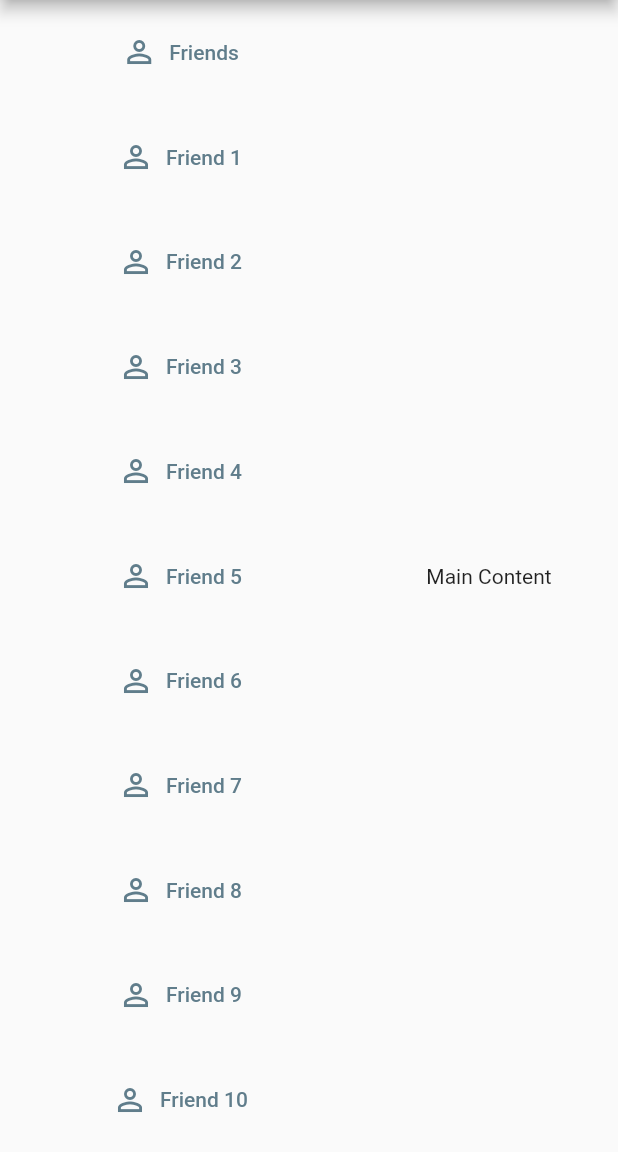
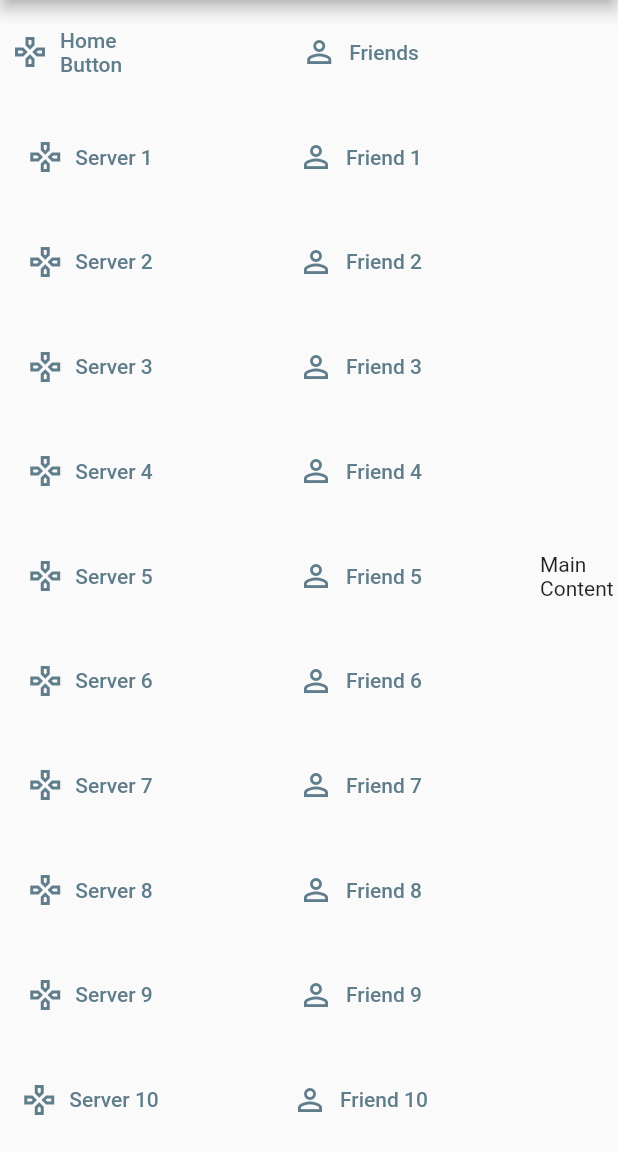
Before and after one commit to tarrinneal/harmony, a Flutter app: the screen it shows after launch, on a phone screen of 412 x 824 dp, the part 84-1236 px from its top. Run offline on Flutter 3.47's test engine with Material 2 defaults, Android fonts, the phone set to English and light mode, and no system bars.

Commit message:
server sidebar added

```diff
--- a/ui/lib/home/page/home_page.dart
+++ b/ui/lib/home/page/home_page.dart
@@ -10,6 +10,12 @@ final buttonLabels = [
     'Friend $i',
 ];
 
+final serverLabels = [
+  'Home Button',
+  for(var i = 1; i < 11; i++)
+    'Server $i',
+];
+
 class HomePage extends StatelessWidget {
   @override
   Widget build(BuildContext context) {
@@ -19,8 +25,21 @@ class HomePage extends StatelessWidget {
       ),
       body: Row(
         children: [
+          _buildserverSideBar(context),
           _buildSideBar(context),
           Expanded(child: _buildMain(context)),
+        ],
+      ),
+    );
+  }
+
+   Widget _buildserverSideBar(BuildContext context) {
+    return SizedBox.fromSize(
+      size: Size.fromWidth(Sizing.serverSideBarWidth),
+      child: Column(
+        children: [
+          for(final server in serverLabels)
+            Expanded(child: HomeButton(label: server, iconData: Icons.games_outlined,)),
         ],
       ),
     );
--- a/ui/lib/spec/sizing.dart
+++ b/ui/lib/spec/sizing.dart
@@ -1,3 +1,4 @@
 class Sizing {
   static const double homeSideBarWidth = 240;
+  static const double serverSideBarWidth = 120;
 }
```
